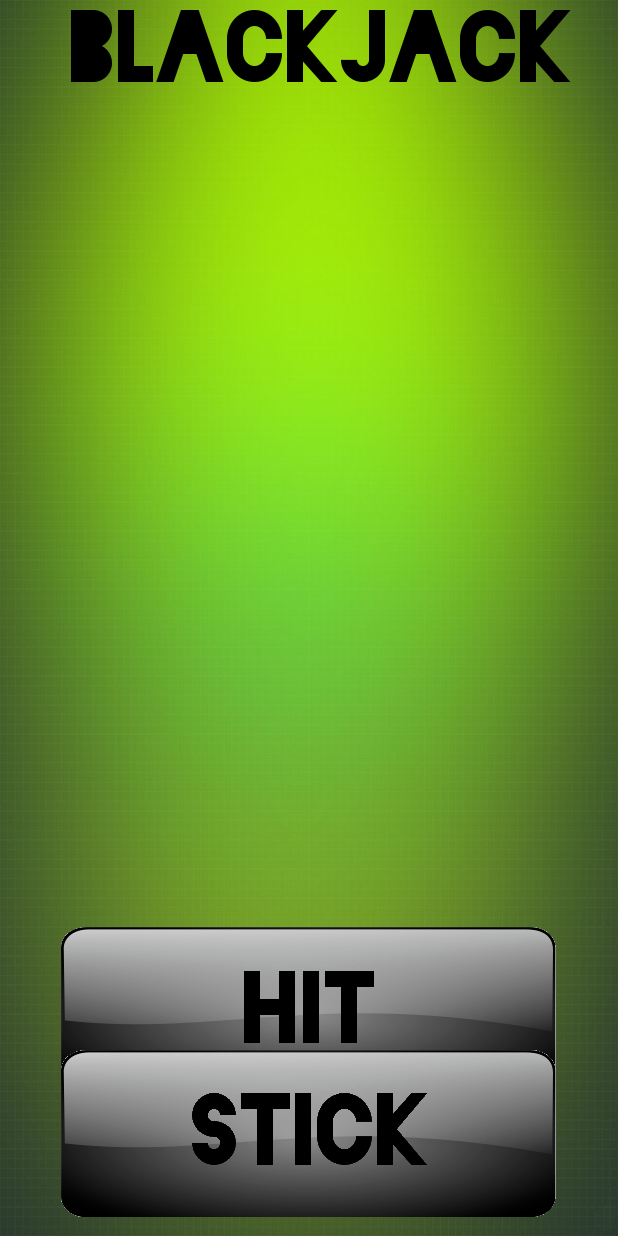
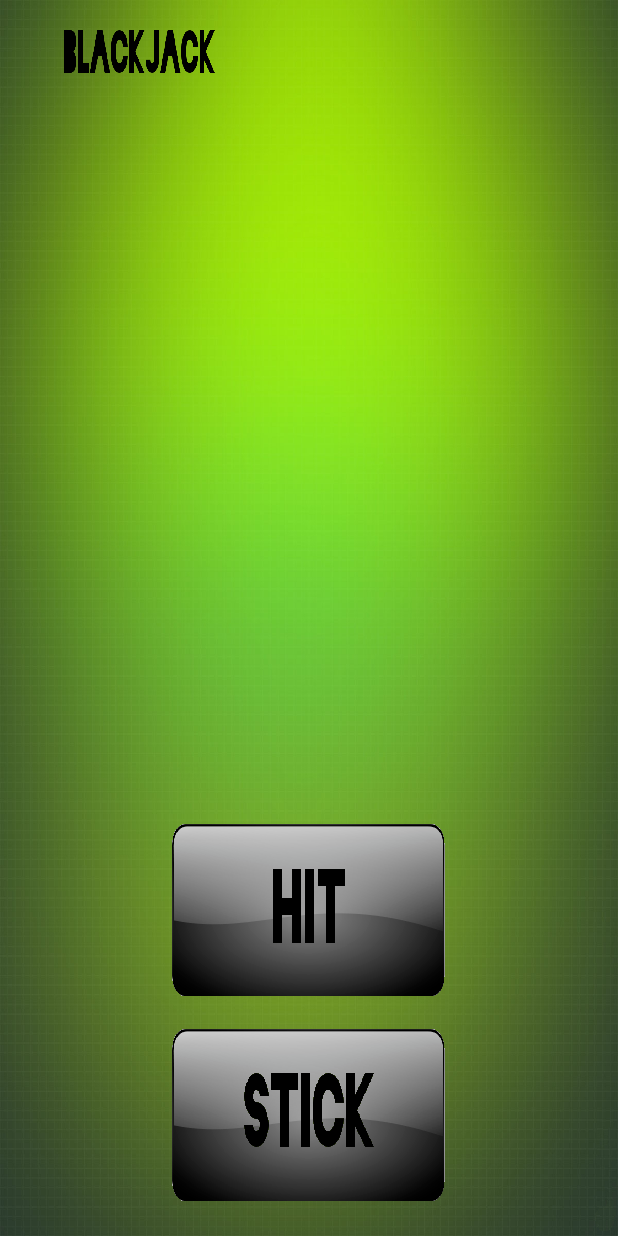
Before and after one commit to Coggroach/BlackJack, an Android app: the screen it shows after launch (BlackJackActivity), on a phone screen of 412 x 824 dp. Run offline under Robolectric (Android 15) with nearby library versions, the phone set to English and light mode, and no system bars; 1 statement that could not run was skipped.

Commit message:
Scaling added

```diff
--- a/app/src/main/java/com/coggroach/blackjack/BlackJackGame.java
+++ b/app/src/main/java/com/coggroach/blackjack/BlackJackGame.java
@@ -55,6 +55,17 @@ public class BlackJackGame
         return false;
     }
 
+    public int onDealerPlay()
+    {
+        while(true)
+        {
+            if(dealer.getTotal() < 16)
+                deck.draw(dealer);
+
+
+        }
+    }
+
     public int onStick(BlackJackHand hand)
     {
         if (hand.getTotal() < 16)
--- a/app/src/main/java/com/coggroach/blackjack/graphics/BlackJackActivity.java
+++ b/app/src/main/java/com/coggroach/blackjack/graphics/BlackJackActivity.java
@@ -69,7 +69,7 @@ public class BlackJackActivity extends Activity
                 view.setDrawHand(game.getPlayer());
                 break;
             default:
-                //view.setWordIndex(-1);
+                view.setWordIndex(-1);
                 break;
         }
     }
--- a/app/src/main/java/com/coggroach/blackjack/graphics/BlackJackView.java
+++ b/app/src/main/java/com/coggroach/blackjack/graphics/BlackJackView.java
@@ -51,31 +51,37 @@ public class BlackJackView extends View
 
         this.cardGraphics.setMaxWidth(this.getWidth());
         this.cardGraphics.setMaxHeight(this.getHeight());
-        this.cardGraphics.loadBitmaps();
 
         this.cardIndexList = new ArrayList<Integer>();
         this.wordSheet = new ArrayList<BoundBitmap>();
         this.wordIndex = -1;
 
-        Point btnPoint = new Point(cardGraphics.getWidthFraction(0.1F), cardGraphics.getHeightFraction(0.75F));
-        Point btnPoint2 = new Point(cardGraphics.getWidthFraction(0.1F), cardGraphics.getHeightFraction(0.85F));
-        Point lblPoint = new Point(cardGraphics.getWidthFraction(0.1F), 0);
+        Point btnPoint = new Point(cardGraphics.getWidthFraction(0.27902F), cardGraphics.getHeightFraction(0.6667F));
+        Point btnPoint2 = new Point(cardGraphics.getWidthFraction(0.27902F), cardGraphics.getHeightFraction(0.8333F));
+        Point lblPoint = new Point(cardGraphics.getWidthFraction(0.1F), cardGraphics.getHeightFraction(0.02F));
         this.cardVector = new Vector(cardGraphics.getWidthFraction(0.1F), cardGraphics.getHeightFraction(0.1F));
 
-        this.background = new BoundBitmap(Bitmap.createScaledBitmap(cardGraphics.getAssetHelper().getBitmap("Background.png"), this.getWidth(), this.getHeight(), false), new Point(0, 0));
-        this.btnHit = new BoundBitmap(cardGraphics.getAssetHelper().getBitmap("ButtonHit.png"), btnPoint);
-        this.btnStick = new BoundBitmap(cardGraphics.getAssetHelper().getBitmap("ButtonStick.png"), btnPoint2);
-        this.lblTitle = new BoundBitmap(cardGraphics.getAssetHelper().getBitmap("Title.png"), lblPoint);
+        this.background = CreateScaledBoundBitmap("Background.png", this.getWidth(), this.getHeight(), new Point(0,0));
+        this.btnHit = CreateScaledBoundBitmap("ButtonHit.png", cardGraphics.getWidthFraction(0.44196F), cardGraphics.getHeightFraction(0.14F), btnPoint);
+        this.btnStick = CreateScaledBoundBitmap("ButtonStick.png", cardGraphics.getWidthFraction(0.44196F), cardGraphics.getHeightFraction(0.14F), btnPoint2);
+        this.lblTitle = CreateScaledBoundBitmap("Title.png", cardGraphics.getWidthFraction(0.2598F), cardGraphics.getHeightFraction(0.05F), lblPoint);
 
-        Point wPoint = new Point(cardGraphics.getWidthFraction(0.1F), cardGraphics.getHeightFraction(0.5F));
+        Point wPoint = new Point(cardGraphics.getWidthFraction(0.27902F), cardGraphics.getHeightFraction(0.5F));
 
-        this.wordSheet.add(new BoundBitmap(cardGraphics.getAssetHelper().getBitmap("WordBust.png"), wPoint));
-        this.wordSheet.add(new BoundBitmap(cardGraphics.getAssetHelper().getBitmap("WordUnder.png"), wPoint));
-        this.wordSheet.add(new BoundBitmap(cardGraphics.getAssetHelper().getBitmap("WordFinish.png"), wPoint));
+        this.wordSheet.add(CreateScaledBoundBitmap("WordBust.png", cardGraphics.getWidthFraction(0.11618F), cardGraphics.getHeightFraction(0.05F), wPoint));
+        this.wordSheet.add(CreateScaledBoundBitmap("WordUnder.png", cardGraphics.getWidthFraction(0.14804F), cardGraphics.getHeightFraction(0.05F), wPoint));
+        this.wordSheet.add(CreateScaledBoundBitmap("WordFinish.png", cardGraphics.getWidthFraction(0.140196F), cardGraphics.getHeightFraction(0.05F), wPoint));
 
-        this.wordSheet.add(new BoundBitmap(cardGraphics.getAssetHelper().getBitmap("WordLose.png"), wPoint));
-        this.wordSheet.add(new BoundBitmap(cardGraphics.getAssetHelper().getBitmap("WordDraw.png"), wPoint));
-        this.wordSheet.add(new BoundBitmap(cardGraphics.getAssetHelper().getBitmap("WordWin.png"), wPoint));
+        this.wordSheet.add(CreateScaledBoundBitmap("WordLose.png", cardGraphics.getWidthFraction(0.111275F), cardGraphics.getHeightFraction(0.05F), wPoint));
+        this.wordSheet.add(CreateScaledBoundBitmap("WordDraw.png", cardGraphics.getWidthFraction(0.14313725F), cardGraphics.getHeightFraction(0.05F), wPoint));
+        this.wordSheet.add(CreateScaledBoundBitmap("WordWin.png", cardGraphics.getWidthFraction(0.09755F), cardGraphics.getHeightFraction(0.05F), wPoint));
+
+        this.cardGraphics.loadBitmaps();
+    }
+
+    public BoundBitmap CreateScaledBoundBitmap(String s, int w, int h, Point p)
+    {
+        return new BoundBitmap(Bitmap.createScaledBitmap(cardGraphics.getAssetHelper().getBitmap(s), w, h, false), p);
     }
 
     public int getViewId(Point p)
@@ -126,7 +132,7 @@ public class BlackJackView extends View
             Bitmap card = this.cardGraphics.getCardSheet().get(this.cardIndexList.get(i).intValue());
             c.drawBitmap(card, v.getXVector(), v.getYVector(), null);
 
-            v = v.add(new Vector(120, 0));
+            v = v.add(new Vector(cardGraphics.getWidthFraction(0.1F), 0));
         }
     }
 
--- a/app/src/main/java/com/coggroach/lib/assets/CardGraphics.java
+++ b/app/src/main/java/com/coggroach/lib/assets/CardGraphics.java
@@ -50,8 +50,8 @@ public class CardGraphics
             for(EnumCardValues value : EnumCardValues.values())
             {
                 Bitmap bitmap = assetHelper.getBitmap(suit.getName().toString() + String.valueOf(value.getId() + 1) + ".png");
+                bitmap = Bitmap.createScaledBitmap(bitmap, getWidthFraction(0.185F), getHeightFraction(0.25F), false);
                 cardSheet.add(bitmap);
-                        //Bitmap.createScaledBitmap(bitmap, getScalingFraction(0.25F), getScalingFraction(0.25F), false));
             }
         }
         cardSheet.add( Bitmap.createScaledBitmap(assetHelper.getBitmap("Background.jpg"), cardSheet.get(0).getWidth(), cardSheet.get(0).getHeight(), false ));
```
Also changed, not shown: 1 other file.
